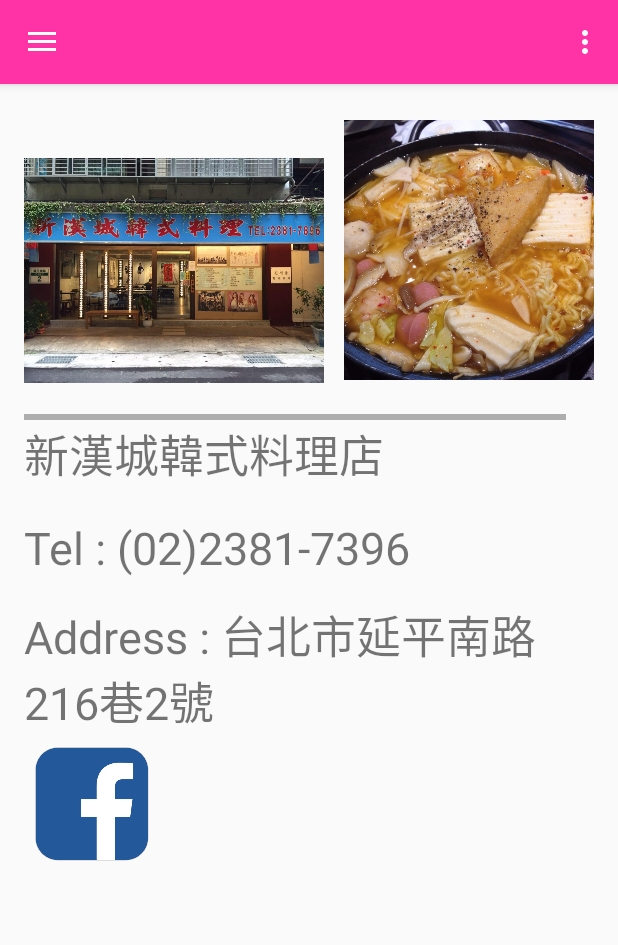
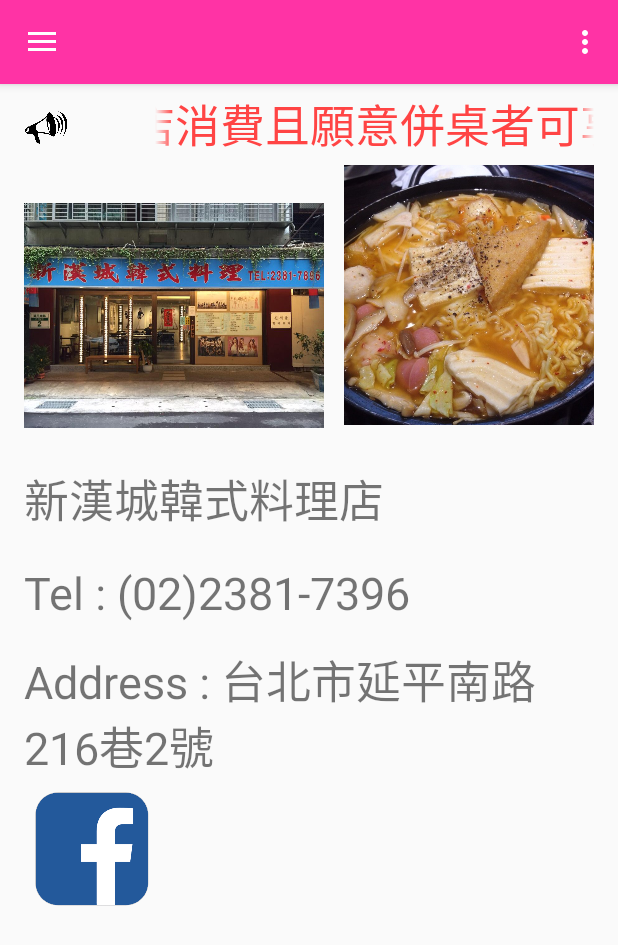
Before and after one commit to YunChiou/home, an Android app: the StorePage screen opened directly, with no data from a screen before it, on a phone screen of 412 x 824 dp. Shown: the top 945 px of the screen. Run offline under Robolectric (Android 15) with nearby library versions, the phone set to English and light mode, and no system bars.

Commit message:
店家跑馬燈

```diff
--- a/app/src/main/res/layout/activity_store_page.xml
+++ b/app/src/main/res/layout/activity_store_page.xml
@@ -8,16 +8,17 @@
     android:paddingBottom="@dimen/activity_vertical_margin"
     android:paddingLeft="@dimen/activity_horizontal_margin"
     android:paddingRight="@dimen/activity_horizontal_margin"
-    android:paddingTop="80dp"
+    android:paddingTop="60dp"
     tools:context="com.example.asus.home.StorePage">
+
 
     <HorizontalScrollView
         android:id="@+id/horizontalScrollView1"
         android:layout_width="wrap_content"
         android:layout_height="wrap_content"
-        android:layout_alignParentTop="true"
         android:layout_alignParentLeft="true"
-        android:layout_alignParentStart="true">
+        android:layout_alignParentStart="true"
+        android:layout_below="@+id/marque">
 
     <LinearLayout
         android:layout_width="wrap_content"
@@ -43,6 +44,8 @@
             android:gravity="center_horizontal"
             android:id="@+id/imageView3" />
 
+
+
     </LinearLayout>
         </HorizontalScrollView>
 
@@ -50,12 +53,14 @@
         android:layout_width="match_parent"
         android:layout_height="wrap_content"
         android:layout_below="@+id/horizontalScrollView1"
-        android:layout_alignParentBottom="true">
+        android:layout_alignParentBottom="true"
+        android:id="@+id/scorllview">
 
     <LinearLayout
         android:layout_width="match_parent"
         android:layout_height="match_parent"
-        android:orientation="vertical">
+        android:orientation="vertical"
+        android:weightSum="1">
 
         <TextView
             android:text="新漢城韓式料理店"
@@ -101,7 +106,43 @@
             android:layout_alignParentStart="true" />
 
 
-</LinearLayout>
+    </LinearLayout>
 
     </ScrollView>
+
+    <TextView
+        android:layout_width="wrap_content"
+        android:layout_height="50dp"
+        android:textColor="@android:color/holo_red_light"
+        android:singleLine="true"
+        android:ellipsize="marquee"
+        android:marqueeRepeatLimit="marquee_forever"
+        android:focusable="true"
+        android:focusableInTouchMode="true"
+        android:textSize = "30sp"
+        android:text="在本店消費且願意併桌者可享小菜、飲品、餐飲折10元優惠三選一"
+        android:id="@+id/marque"
+        android:layout_weight="0.67"
+        android:layout_alignParentTop="true"
+        android:layout_alignParentLeft="true"
+        android:layout_alignParentStart="true"
+        android:layout_marginLeft="80dp"
+        android:layout_marginStart="87dp"
+        android:layout_alignParentRight="true"
+        android:layout_alignParentEnd="true" />
+
+    <ImageView
+        android:layout_width="wrap_content"
+        android:layout_height="50dp"
+        app:srcCompat="@drawable/v1"
+        android:id="@+id/imageView4"
+        android:layout_marginRight="10dp"
+        android:layout_marginEnd="350dp"
+        android:layout_above="@+id/horizontalScrollView1"
+        android:layout_alignParentRight="true"
+        android:layout_alignParentEnd="true"
+        android:layout_alignParentTop="true"
+        android:layout_alignParentLeft="true"
+        android:layout_alignParentStart="true" />
+
 </RelativeLayout>
--- a/app/src/main/res/values/strings.xml
+++ b/app/src/main/res/values/strings.xml
@@ -5,4 +5,5 @@
     <string name="navigation_drawer_close">Close navigation drawer</string>
 
     <string name="action_settings">Settings</string>
+    <string name="fjlfjfljggkjgkgfjgfgfgfgfgfgfggfgfggdfgdgfgdgdfdssdggsd">fjlfjfljggkjgkgfjgfgfgfgfgfgfggfgfggdfgdgfgdgdfdssdggsd</string>
 </resources>
--- a/build.gradle
+++ b/build.gradle
@@ -5,7 +5,7 @@ buildscript {
         jcenter()
     }
     dependencies {
-        classpath 'com.android.tools.build:gradle:2.3.0'
+        classpath 'com.android.tools.build:gradle:2.2.3'
 
         // NOTE: Do not place your application dependencies here; they belong
         // in the individual module build.gradle files
```
Also changed, not shown: app/src/main/res/drawable/v1.png (added).
